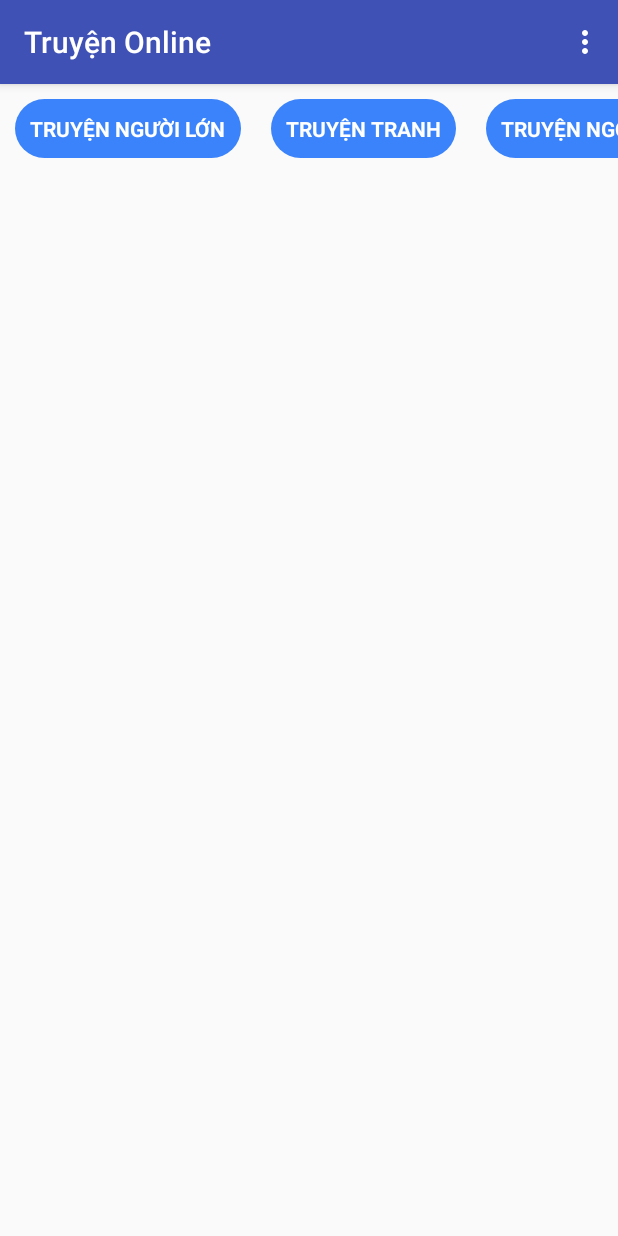
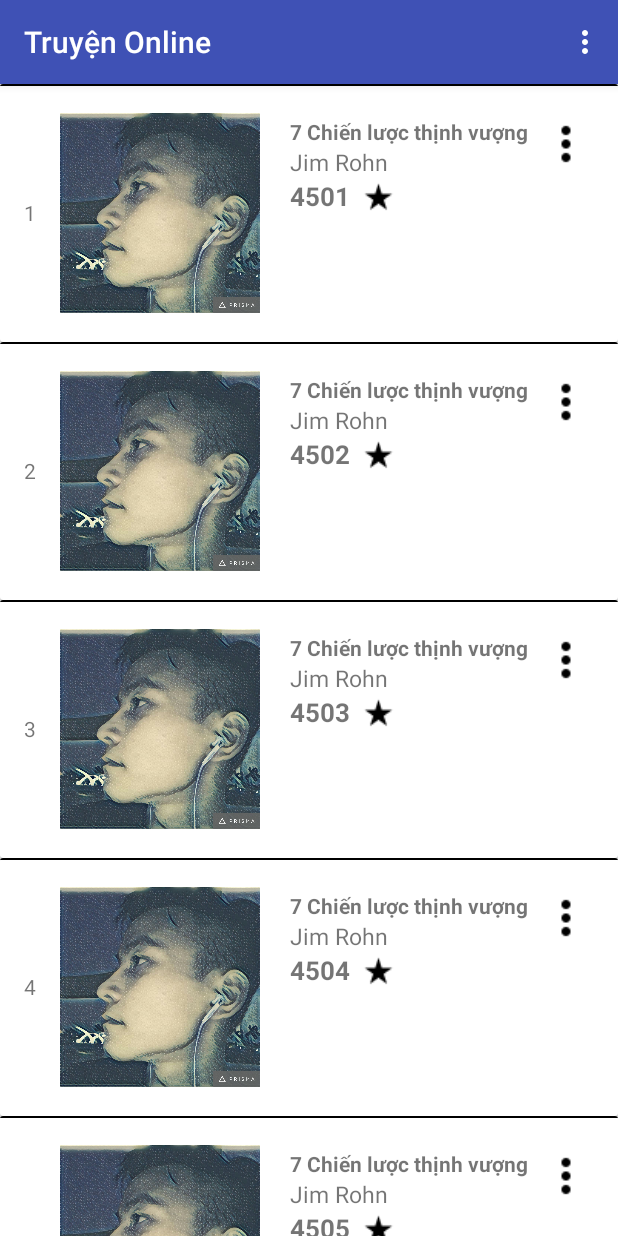
Before and after one commit to NamHV4/TruyenOnline, an Android app: the screen it shows after launch (Screen1), on a phone screen of 412 x 824 dp. Run offline under Robolectric (Android 15) with nearby library versions, the phone set to English and light mode, and no system bars.

Commit message:
Create screen 3: Danh sách truyện

```diff
--- a/app/build.gradle
+++ b/app/build.gradle
@@ -29,4 +29,6 @@ dependencies {
     implementation 'com.android.support:appcompat-v7:26.0.0'
     testImplementation 'junit:junit:4.12'
     implementation 'com.android.support.constraint:constraint-layout:1.0.2'
+    compile 'com.android.support:cardview-v7:26.0.0-alpha1'
+    compile 'com.android.support:recyclerview-v7:26.0.0-alpha1'
 }
--- a/app/src/main/java/com/codedao/truyenonline/MainActivity.java
+++ b/app/src/main/java/com/codedao/truyenonline/MainActivity.java
@@ -9,6 +9,6 @@ public class MainActivity extends AppCompatActivity {
     protected void onCreate(Bundle savedInstanceState) {
         super.onCreate(savedInstanceState);
         setContentView(R.layout.activity_main);
-        //asdiajsdaaaa
-        }
+
+    }
 }
--- a/app/src/main/java/com/codedao/truyenonline/activity/Screen1.java
+++ b/app/src/main/java/com/codedao/truyenonline/activity/Screen1.java
@@ -13,6 +13,7 @@ import android.view.MenuItem;
 import com.codedao.truyenonline.R;
 import com.codedao.truyenonline.base.BaseActivity;
 import com.codedao.truyenonline.fragment.IndexFragment;
+import com.codedao.truyenonline.fragment.Screen3Fragment;
 
 public class Screen1 extends BaseActivity
         implements NavigationView.OnNavigationItemSelectedListener {
@@ -30,7 +31,7 @@ public class Screen1 extends BaseActivity
 
         FragmentManager fragmentManager=getSupportFragmentManager();
         FragmentTransaction fragmentTransaction=fragmentManager.beginTransaction();
-        fragmentTransaction.replace(R.id.conten,new IndexFragment());
+        fragmentTransaction.replace(R.id.conten,new Screen3Fragment());
         fragmentTransaction.commit();
     }
 
--- /dev/null
+++ b/app/src/main/java/com/codedao/truyenonline/adapter/TruyenAdapter.java
@@ -0,0 +1,74 @@
+package com.codedao.truyenonline.adapter;
+
+import android.content.Context;
+import android.support.v7.widget.RecyclerView;
+import android.view.LayoutInflater;
+import android.view.View;
+import android.view.ViewGroup;
+import android.widget.ImageView;
+import android.widget.TextView;
+import com.codedao.truyenonline.R;
+import com.codedao.truyenonline.model.Truyen;
+
+import java.util.List;
+
+
+/**
+ * Created by DUNG-PTIT on 14/08/2017.
+ */
+
+public class TruyenAdapter extends RecyclerView.Adapter<TruyenAdapter.TruyenViewHolder> {
+    private List<Truyen> mTruyens;
+    private Context mContext;
+    private LayoutInflater mLayoutInflater;
+
+    public TruyenAdapter(List<Truyen> mTruyens, Context mContext) {
+        this.mTruyens = mTruyens;
+        this.mContext = mContext;
+        this.mLayoutInflater = LayoutInflater.from(mContext);
+    }
+
+    @Override
+    public TruyenViewHolder onCreateViewHolder(ViewGroup parent, int viewType) {
+        View view = mLayoutInflater.inflate(R.layout.layout_item_screen3,parent, false);
+        return new TruyenViewHolder(view);
+    }
+
+    @Override
+    public void onBindViewHolder(TruyenViewHolder holder, int position) {
+        Truyen truyen = mTruyens.get(position);
+
+        holder.tvIdTruyen.setText(String.valueOf(truyen.getmIdTruyen()));
+        holder.tvTenTruyen.setText(truyen.getmTenTruyen());
+        holder.tvSoLike.setText(String.valueOf(truyen.getmSoLike()));
+        holder.tvTacGia.setText(truyen.getmTacGia());
+        holder.ivAvatar.setImageResource(R.drawable.icon_truyen);
+
+    }
+
+    @Override
+    public int getItemCount() {
+        return mTruyens.size();
+    }
+
+    public class TruyenViewHolder extends RecyclerView.ViewHolder {
+        private TextView tvIdTruyen;
+        private ImageView ivAvatar;
+        private TextView tvTenTruyen;
+        private TextView tvTacGia;
+        private TextView tvSoLike;
+
+
+        public TruyenViewHolder(View itemView) {
+            super(itemView);
+
+            tvIdTruyen = itemView.findViewById(R.id.tv_id_truyen);
+            ivAvatar = itemView.findViewById(R.id.iv_avatar);
+            tvTenTruyen = itemView.findViewById(R.id.tv_ten_truyen);
+            tvTacGia = itemView.findViewById(R.id.tv_tac_gia);
+            tvSoLike = itemView.findViewById(R.id.tv_so_like);
+
+
+        }
+    }
+}
--- /dev/null
+++ b/app/src/main/java/com/codedao/truyenonline/fragment/Screen3Fragment.java
@@ -0,0 +1,61 @@
+package com.codedao.truyenonline.fragment;
+
+
+import android.os.Bundle;
+import android.support.v4.app.Fragment;
+import android.support.v7.widget.LinearLayoutManager;
+import android.support.v7.widget.RecyclerView;
+import android.view.LayoutInflater;
+import android.view.View;
+import android.view.ViewGroup;
+
+import com.codedao.truyenonline.R;
+import com.codedao.truyenonline.adapter.TruyenAdapter;
+import com.codedao.truyenonline.model.Truyen;
+
+import java.util.ArrayList;
+import java.util.List;
+
+/**
+ * A simple {@link Fragment} subclass.
+ */
+public class Screen3Fragment extends Fragment {
+
+    private RecyclerView mRecyclerView;
+    private TruyenAdapter mTruyenAdapter;
+    private List<Truyen> mTruyens;
+
+
+    public Screen3Fragment() {
+        // Required empty public constructor
+    }
+
+
+    @Override
+    public View onCreateView(LayoutInflater inflater, ViewGroup container,
+                             Bundle savedInstanceState) {
+        // Inflate the layout for this fragment
+        View view = inflater.inflate(R.layout.fragment_screen3, container, false);
+        mRecyclerView = view.findViewById(R.id.rv_items_truyen);
+        mTruyens = new ArrayList<>();
+        Truyen truyen;
+        for (int i = 1; i < 10; i++) {
+            truyen = new Truyen();
+            truyen.setmIdTruyen(i);
+            truyen.setmTenTruyen("7 Chiến lược thịnh vượng");
+            truyen.setmTacGia("Jim Rohn");
+            truyen.setmSoLike(4500 + i);
+            mTruyens.add(truyen);
+        }
+
+        mTruyenAdapter = new TruyenAdapter(mTruyens, getContext());
+        mRecyclerView.setAdapter(mTruyenAdapter);
+
+        //RecyclerView scroll vertical
+        LinearLayoutManager linearLayoutManager = new LinearLayoutManager(getContext(), LinearLayoutManager.VERTICAL, false);
+        mRecyclerView.setLayoutManager(linearLayoutManager);
+
+        return view;
+    }
+
+}
--- a/app/src/main/java/com/codedao/truyenonline/model/Truyen.java
+++ b/app/src/main/java/com/codedao/truyenonline/model/Truyen.java
@@ -1,8 +1,113 @@
 package com.codedao.truyenonline.model;
+
+import android.graphics.drawable.Drawable;
 
 /**
  * Created by utnam on 7/28/2017.
  */
 
 public class Truyen {
+
+    private int mIdTruyen;
+    private String mTenTruyen;
+    private String mTacGia;
+    private int mIdTheLoai;
+    private String mNgay;
+    private String mNoiDung;
+    private int mSoChuong;
+    private int mSoLike;
+    private int mLuotXem;
+    private int mAvatar;
+    private int mDanhGiau;
+
+    public Truyen() {
+    }
+
+    public int getmIdTruyen() {
+        return mIdTruyen;
+    }
+
+    public void setmIdTruyen(int mIdTruyen) {
+        this.mIdTruyen = mIdTruyen;
+    }
+
+    public String getmTenTruyen() {
+        return mTenTruyen;
+    }
+
+    public void setmTenTruyen(String mTenTruyen) {
+        this.mTenTruyen = mTenTruyen;
+    }
+
+    public String getmTacGia() {
+        return mTacGia;
+    }
+
+    public void setmTacGia(String mTacGia) {
+        this.mTacGia = mTacGia;
+    }
+
+    public int getmIdTheLoai() {
+        return mIdTheLoai;
+    }
+
+    public void setmIdTheLoai(int mIdTheLoai) {
+        this.mIdTheLoai = mIdTheLoai;
+    }
+
+    public String getmNgay() {
+        return mNgay;
+    }
+
+    public void setmNgay(String mNgay) {
+        this.mNgay = mNgay;
+    }
+
+    public String getmNoiDung() {
+        return mNoiDung;
+    }
+
+    public void setmNoiDung(String mNoiDung) {
+        this.mNoiDung = mNoiDung;
+    }
+
+    public int getmSoChuong() {
+        return mSoChuong;
+    }
+
+    public void setmSoChuong(int mSoChuong) {
+        this.mSoChuong = mSoChuong;
+    }
+
+    public int getmSoLike() {
+        return mSoLike;
+    }
+
+    public void setmSoLike(int mSoLike) {
+        this.mSoLike = mSoLike;
+    }
+
+    public int getmLuotXem() {
+        return mLuotXem;
+    }
+
+    public void setmLuotXem(int mLuotXem) {
+        this.mLuotXem = mLuotXem;
+    }
+
+    public int getmAvatar() {
+        return mAvatar;
+    }
+
+    public void setmAvatar(int mAvatar) {
+        this.mAvatar = mAvatar;
+    }
+
+    public int getmDanhGiau() {
+        return mDanhGiau;
+    }
+
+    public void setmDanhGiau(int mDanhGiau) {
+        this.mDanhGiau = mDanhGiau;
+    }
 }
--- a/app/src/main/java/com/codedao/truyenonline/view/BaseView.java
+++ b/app/src/main/java/com/codedao/truyenonline/view/BaseView.java
@@ -5,5 +5,4 @@ package com.codedao.truyenonline.view;
  */
 
 public class BaseView {
-    jahsuhdaushdu;
 }
--- /dev/null
+++ b/app/src/main/res/layout/fragment_screen3.xml
@@ -0,0 +1,13 @@
+<FrameLayout xmlns:android="http://schemas.android.com/apk/res/android"
+    xmlns:tools="http://schemas.android.com/tools"
+    android:layout_width="match_parent"
+    android:layout_height="match_parent"
+    tools:context="com.codedao.truyenonline.fragment.Screen3Fragment">
+
+    <android.support.v7.widget.RecyclerView
+        android:id="@+id/rv_items_truyen"
+        android:layout_width="match_parent"
+        android:layout_height="match_parent"
+        />
+
+</FrameLayout>
--- /dev/null
+++ b/app/src/main/res/layout/layout_item_screen3.xml
@@ -0,0 +1,97 @@
+<?xml version="1.0" encoding="utf-8"?>
+<android.support.v7.widget.CardView xmlns:android="http://schemas.android.com/apk/res/android"
+    xmlns:card_view="http://schemas.android.com/apk/res-auto"
+    android:layout_width="match_parent"
+    android:layout_height="wrap_content">
+
+    <LinearLayout xmlns:android="http://schemas.android.com/apk/res/android"
+        android:layout_width="wrap_content"
+        android:layout_height="wrap_content"
+        android:layout_gravity="center"
+        android:layout_marginBottom="29px"
+        android:layout_marginTop="29px">
+
+        <TextView
+            android:id="@+id/tv_id_truyen"
+            android:layout_width="60px"
+            android:layout_height="wrap_content"
+            android:gravity="center"
+            android:layout_gravity="center"
+            android:text="1" />
+
+        <ImageView
+            android:id="@+id/iv_avatar"
+            android:layout_width="200px"
+            android:layout_height="200px"
+            android:layout_gravity="center_vertical"
+            android:background="@drawable/icon_truyen" />
+
+        <LinearLayout
+            android:layout_width="wrap_content"
+            android:layout_height="wrap_content"
+            android:layout_marginLeft="30px"
+            android:orientation="vertical">
+
+            <RelativeLayout
+                android:layout_width="wrap_content"
+                android:layout_height="wrap_content"
+                android:layout_marginTop="4px">
+
+                <LinearLayout
+                    android:layout_width="wrap_content"
+                    android:layout_height="wrap_content"
+                    android:orientation="vertical">
+
+                    <TextView
+                        android:id="@+id/tv_ten_truyen"
+                        android:layout_width="wrap_content"
+                        android:layout_height="wrap_content"
+                        android:text="7 Chiến lược thịnh vượng"
+                        android:textStyle="bold" />
+
+                    <TextView
+                        android:id="@+id/tv_tac_gia"
+                        android:layout_width="wrap_content"
+                        android:layout_height="wrap_content"
+                        android:text="Jim Rohn"
+                        android:textSize="15sp" />
+                    >
+
+                </LinearLayout>
+
+                <ImageView
+                    android:layout_width="wrap_content"
+                    android:layout_height="wrap_content"
+                    android:layout_alignParentEnd="true"
+                    android:layout_marginRight="25px"
+                    android:background="@drawable/ic_more_vert_black_24dp" />
+
+            </RelativeLayout>
+
+            <LinearLayout
+                android:layout_width="wrap_content"
+                android:layout_height="wrap_content">
+
+                <TextView
+                    android:id="@+id/tv_so_like"
+                    android:layout_width="wrap_content"
+                    android:layout_height="wrap_content"
+                    android:text="5"
+                    android:textSize="17sp"
+                    android:textStyle="bold" />
+
+                <ImageView
+                    android:layout_width="wrap_content"
+                    android:layout_height="wrap_content"
+                    android:layout_marginLeft="5dp"
+                    android:background="@drawable/ic_star_rate_black_18dp" />
+            </LinearLayout>
+
+        </LinearLayout>
+
+    </LinearLayout>
+    <View
+        android:layout_width="match_parent"
+        android:layout_height="1dp"
+        android:background="#000000"></View>
+</android.support.v7.widget.CardView>
```
Also changed, not shown: app/src/main/res/drawable/ic_more_vert_black_24dp.png (added), app/src/main/res/drawable/ic_star_rate_black_18dp.png (added), app/src/main/res/drawable/icon_truyen.jpg (added), gradle/wrapper/gradle-wrapper.properties.
